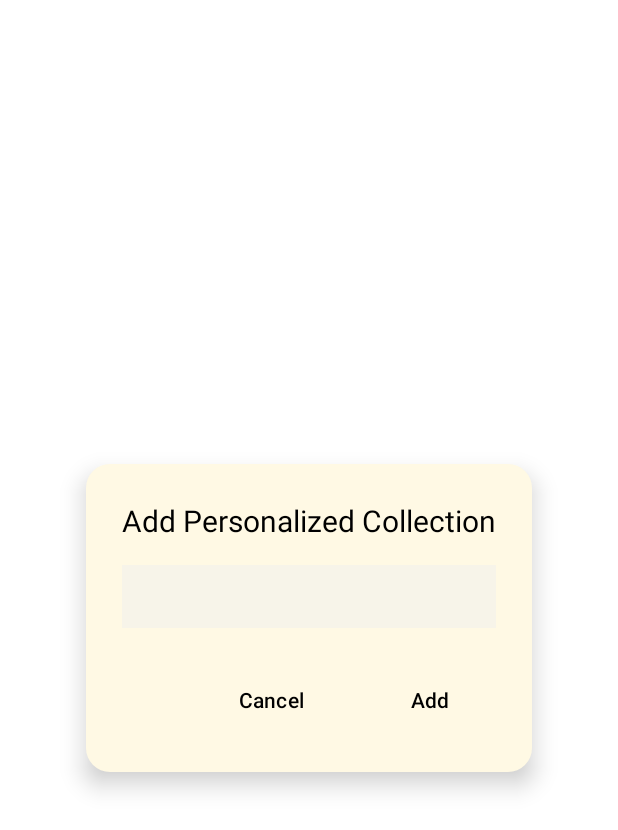
After one commit to sukkrishvar-vijay/Recipe-Nest, an Android app: the layout dialog_add_collection.xml on its own in the app's theme, with its tools: preview values and no code run, on a phone screen of 412 x 824 dp. The commit adds this screen. Shown: the top 830 px of the screen. Run offline under Robolectric (Android 15) with nearby library versions, the phone set to English and light mode, and no system bars.

Commit message:
fixed issue with rounded edges of add collection dialog box and title alignment

```diff
--- /dev/null
+++ b/app/src/main/java/com/group2/recipenest/FavoriteCollectionsTileModel.kt
@@ -0,0 +1 @@
+data class FavoriteCollectionsTileModel(val title: String, val count: Int)
--- a/app/src/main/java/com/group2/recipenest/MainActivity.kt
+++ b/app/src/main/java/com/group2/recipenest/MainActivity.kt
@@ -16,12 +16,13 @@ class MainActivity : AppCompatActivity() {
         binding = ActivityMainBinding.inflate(layoutInflater)
         setContentView(binding.root)
 
+
         // Find the Toolbar and set it as the ActionBar
         val toolbar: Toolbar = findViewById(R.id.toolbar)
         setSupportActionBar(toolbar)
         supportActionBar?.title = ""
 
-        // Enable the back button in the toolbar
+        // Disable the back button in the toolbar (enable where required)
         supportActionBar?.setDisplayHomeAsUpEnabled(false)
         supportActionBar?.setDisplayShowHomeEnabled(false)
 
--- /dev/null
+++ b/app/src/main/res/drawable/rounded_corners_bg.xml
@@ -0,0 +1,5 @@
+<?xml version="1.0" encoding="utf-8"?>
+<shape xmlns:android="http://schemas.android.com/apk/res/android">
+    <solid android:color="@color/light_yellow" />
+    <corners android:radius="16dp" />
+</shape>
--- /dev/null
+++ b/app/src/main/res/layout/dialog_add_collection.xml
@@ -0,0 +1,63 @@
+<?xml version="1.0" encoding="utf-8"?>
+<LinearLayout
+    xmlns:android="http://schemas.android.com/apk/res/android"
+    android:layout_width="wrap_content"
+    android:layout_height="wrap_content"
+    android:orientation="vertical"
+    android:padding="24dp"
+    android:elevation="10dp"
+    android:gravity="center_horizontal"
+    android:layout_gravity="center"
+    android:backgroundTint="@color/light_yellow"
+    android:layout_margin="20dp"
+    android:background="@drawable/rounded_corners_bg">
+
+    <!-- Title -->
+    <TextView
+        android:id="@+id/dialog_title"
+        android:layout_width="wrap_content"
+        android:layout_height="wrap_content"
+        android:layout_marginBottom="16dp"
+        android:text="Add Personalized Collection"
+        android:layout_gravity="start"
+        android:textAlignment="viewStart"
+        android:textColor="@android:color/black"
+        android:textSize="20sp" />
+
+    <!-- Text Input for Collection Name -->
+    <EditText
+        android:id="@+id/input_collection_name"
+        android:layout_width="match_parent"
+        android:layout_height="wrap_content"
+        android:text=""
+        android:background="#F7F4E9"
+        android:padding="10dp"
+        android:textSize="16sp"
+        android:layout_marginBottom="24dp"
+        android:inputType="text" />
+
+    <!-- Buttons: Cancel and Add -->
+    <LinearLayout
+        android:layout_width="match_parent"
+        android:layout_height="wrap_content"
+        android:orientation="horizontal"
+        android:gravity="end">
+
+        <Button
+            android:id="@+id/cancel_button"
+            android:layout_width="wrap_content"
+            android:layout_height="wrap_content"
+            android:text="Cancel"
+            android:background="?attr/selectableItemBackground"
+            android:textColor="@android:color/black" />
+
+        <Button
+            android:id="@+id/add_button"
+            android:layout_width="wrap_content"
+            android:layout_height="wrap_content"
+            android:text="Add"
+            android:background="?attr/selectableItemBackground"
+            android:textColor="@android:color/black"
+            android:layout_marginStart="16dp" />
+    </LinearLayout>
+</LinearLayout>
--- a/app/src/main/res/values/colors.xml
+++ b/app/src/main/res/values/colors.xml
@@ -2,4 +2,6 @@
 <resources>
     <color name="black">#FF000000</color>
     <color name="white">#FFFFFFFF</color>
+    <color name="light_yellow">#FFF9E4</color>
+    <color name="d1c300">#D1C300</color>
 </resources>
```
Also changed, not shown: app/src/main/java/com/group2/recipenest/FavoritesFragment.kt (+48 -6 lines), app/src/main/java/com/group2/recipenest/FavoritesTileAdapter.kt (+3 -4 lines), app/src/main/java/com/group2/recipenest/RecipeCardsFragment.kt (+17 -13 lines).
